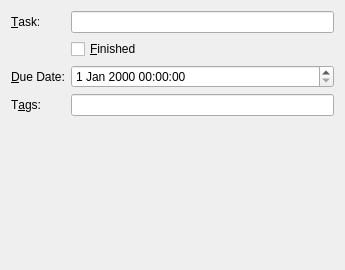
Above: session5/editor.ui from ralsina/pyqt-by-example before the change. Below: the same form after it.
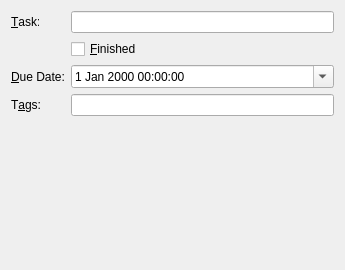
That is the form after the change.

Diff of the .ui file:
```diff
--- a/session5/editor.ui
+++ b/session5/editor.ui
@@ -46,7 +46,11 @@
       </widget>
      </item>
      <item row="2" column="1" >
-      <widget class="QDateTimeEdit" name="dateTime" />
+      <widget class="QDateTimeEdit" name="dateTime" >
+       <property name="calendarPopup" >
+        <bool>true</bool>
+       </property>
+      </widget>
      </item>
      <item row="3" column="0" >
       <widget class="QLabel" name="label_3" >
```
Left out of the diff: 70 changed lines with no effect on the pictures.
